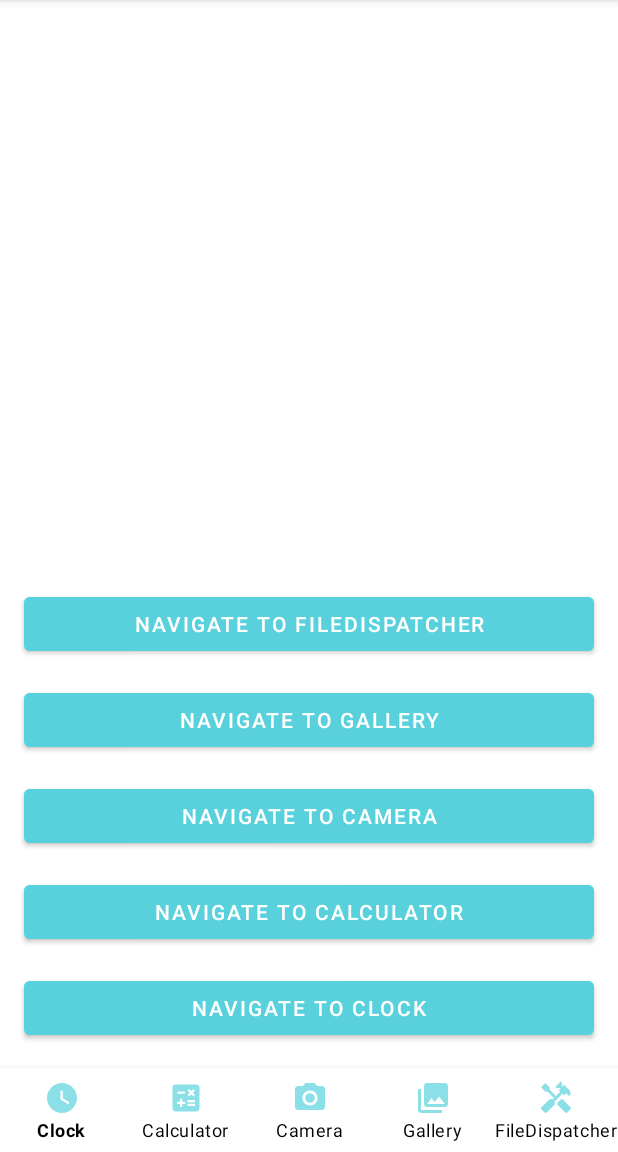
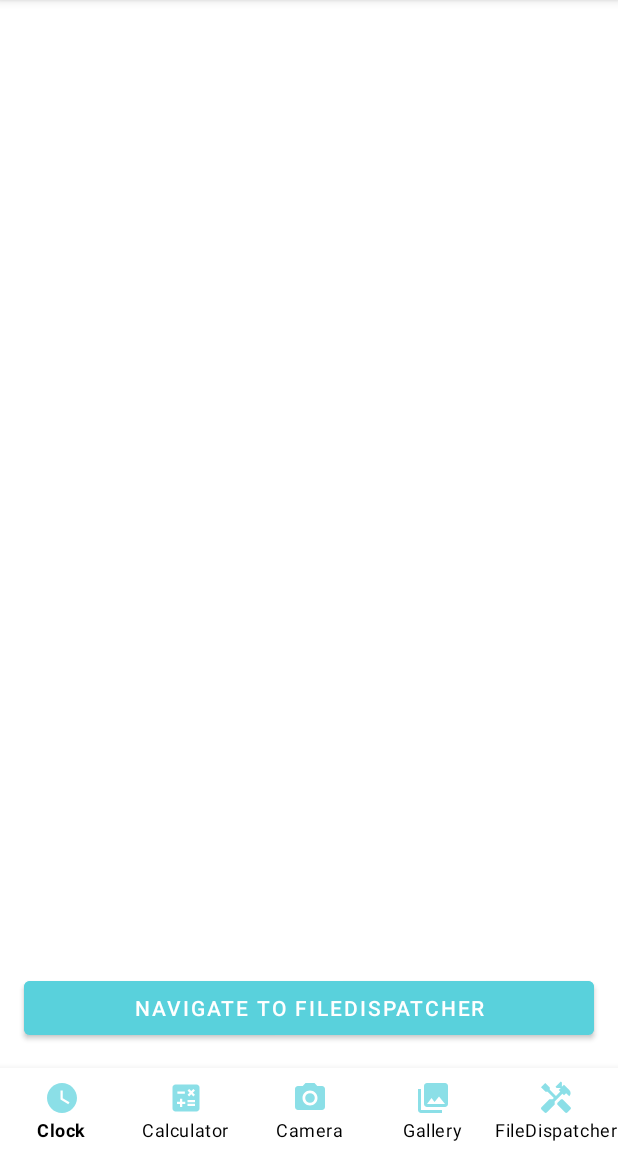
Before and after one commit to Droid79675/SummerPractice_29_06_22--12_07_22, an Android app: the screen it shows after launch (SingleActivity), on a phone screen of 412 x 824 dp, the part 84-1236 px from its top. Run offline under Robolectric (Android 15) with nearby library versions, the phone set to English and light mode, and no system bars; our stand-ins replace navigation-ui.

Commit message:
Deleted buttons: to clock, to calculator, to camera, to gallery, to fileDispatcher

```diff
--- a/Practice_30_06_22/app/src/main/res/layout/fragment_main.xml
+++ b/Practice_30_06_22/app/src/main/res/layout/fragment_main.xml
@@ -9,48 +9,12 @@
 
 
     <Button
-        android:id="@+id/btn_clock"
-        android:layout_width="match_parent"
-        android:layout_height="wrap_content"
-        android:layout_margin="16dp"
-        android:backgroundTint="@color/sky_blue"
-        android:text="Navigate to clock"
-        app:layout_constraintBottom_toBottomOf="parent" />
-
-    <Button
-        android:id="@+id/btn_calculator"
-        android:layout_width="match_parent"
-        android:layout_height="wrap_content"
-        android:layout_margin="16dp"
-        android:backgroundTint="@color/sky_blue"
-        android:text="Navigate to calculator"
-        app:layout_constraintBottom_toTopOf="@id/btn_clock" />
-
-    <Button
-        android:id="@+id/btn_camera"
-        android:layout_width="match_parent"
-        android:layout_height="wrap_content"
-        android:layout_margin="16dp"
-        android:text="Navigate to camera"
-        android:backgroundTint="@color/sky_blue"
-        app:layout_constraintBottom_toTopOf="@id/btn_calculator" />
-
-    <Button
-        android:id="@+id/btn_gallery"
-        android:layout_width="match_parent"
-        android:layout_height="wrap_content"
-        android:layout_margin="16dp"
-        android:backgroundTint="@color/sky_blue"
-        android:text="Navigate to gallery"
-        app:layout_constraintBottom_toTopOf="@id/btn_camera"/>
-
-    <Button
-        android:id="@+id/btn_fileDispatcher_main"
+        android:id="@+id/btn_PDFConverter"
         android:layout_width="match_parent"
         android:layout_height="wrap_content"
         android:layout_margin="16dp"
         android:backgroundTint="@color/sky_blue"
         android:text="Navigate to fileDispatcher"
-        app:layout_constraintBottom_toTopOf="@id/btn_gallery"/>
+        app:layout_constraintBottom_toBottomOf="parent"/>
 
 </androidx.constraintlayout.widget.ConstraintLayout>
```
